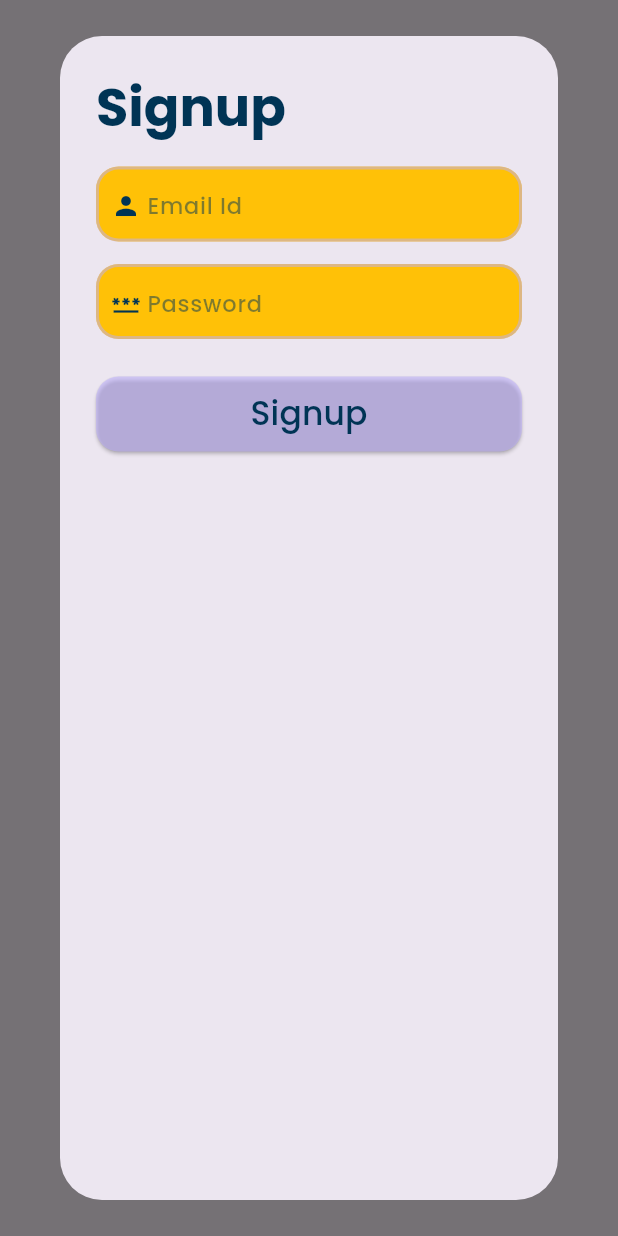
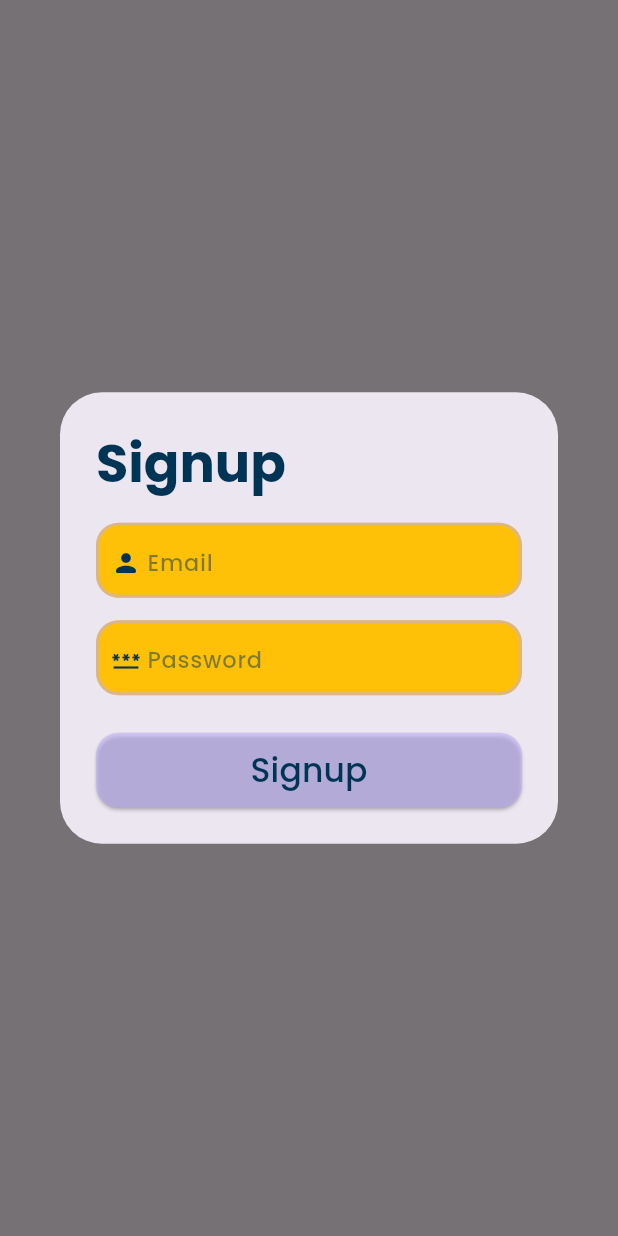
Before and after one commit to laksh29/care_connect, a Flutter app: what buildSignup() shows on an empty page, opened directly, on a phone screen of 412 x 824 dp. Run offline on Flutter 3.47's test engine with Material 2 defaults, Android fonts, the phone set to English and light mode, and no system bars; our stand-ins replace firebase_auth, firebase_core, google_fonts; missing offline and left inert: dart:ffi; accounts and stored records are empty.

Commit message:
made custom text field

```diff
--- a/lib/screens/loginPage.dart
+++ b/lib/screens/loginPage.dart
@@ -1,5 +1,6 @@
 import 'dart:ffi';
 
+import 'package:care_connect/widget/custom_textfield.dart';
 import 'package:flutter/material.dart';
 import 'package:flutter/rendering.dart';
 import 'package:google_fonts/google_fonts.dart';
@@ -90,6 +91,7 @@ Future<dynamic> buildLogin(BuildContext context) {
             style: StyleConstants().titleStyle,
           ),
           content: Column(
+            mainAxisSize: MainAxisSize.min,
             children: [
               Container(
                 padding: const EdgeInsets.only(left: 8.0),
@@ -187,6 +189,7 @@ Future<dynamic> buildSignup(BuildContext context) {
             style: StyleConstants().titleStyle,
           ),
           content: Column(
+            mainAxisSize: MainAxisSize.min,
             children: [
               Container(
                 padding: const EdgeInsets.only(left: 8.0),
@@ -196,26 +199,11 @@ Future<dynamic> buildSignup(BuildContext context) {
                     color: Colors.amber,
                     borderRadius: BorderRadius.circular(15),
                     border: Border.all(color: ctaBgColor, width: 2)),
-                child: TextField(
-                  keyboardType: TextInputType.emailAddress,
-                  enableSuggestions: false,
-                  autocorrect: false,
-                  decoration: InputDecoration(
-                    contentPadding: const EdgeInsets.all(8.0),
-                    prefixIcon: Icon(
-                      Icons.person,
-                      size: 20,
-                      color: textColor,
-                    ),
-                    prefixIconConstraints: const BoxConstraints(
-                      maxHeight: 17,
-                      maxWidth: 25,
-                    ),
-                    border: InputBorder.none,
-                    hintText: "Email Id",
-                    hintStyle: StyleConstants().loginStyle,
-                  ),
-                ),
+                child: CustomTextField(
+                    hintText: "Email",
+                    icon: Icons.person_rounded,
+                    obscureText: false,
+                    textInputType: TextInputType.emailAddress),
               ),
               buildHeight(15.0),
               Container(
--- /dev/null
+++ b/lib/widget/custom_textfield.dart
@@ -0,0 +1,43 @@
+// ignore_for_file: public_member_api_docs, sort_constructors_first
+import 'package:flutter/material.dart';
+
+import 'package:care_connect/constants/constants.dart';
+
+class CustomTextField extends StatelessWidget {
+  TextInputType textInputType;
+  bool obscureText;
+  String hintText;
+  IconData icon;
+  CustomTextField({
+    Key? key,
+    required this.textInputType,
+    required this.obscureText,
+    required this.hintText,
+    required this.icon,
+  }) : super(key: key);
+
+  @override
+  Widget build(BuildContext context) {
+    return TextField(
+      obscureText: obscureText,
+      keyboardType: TextInputType.emailAddress,
+      enableSuggestions: false,
+      autocorrect: false,
+      decoration: InputDecoration(
+        contentPadding: const EdgeInsets.all(8.0),
+        prefixIcon: Icon(
+          icon,
+          size: 20,
+          color: textColor,
+        ),
+        prefixIconConstraints: const BoxConstraints(
+          maxHeight: 17,
+          maxWidth: 25,
+        ),
+        border: InputBorder.none,
+        hintText: hintText,
+        hintStyle: StyleConstants().loginStyle,
+      ),
+    );
+  }
+}
```
